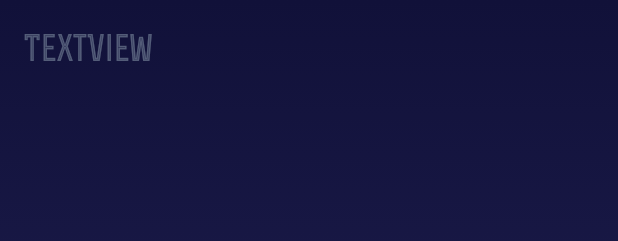
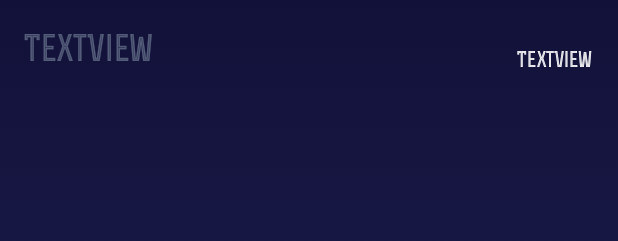
Before and after one commit to MariaForester/WhoWantsToBecomeLowLevelProgrammer, an Android app: the layout activity_local_game_play_mode.xml on its own in the app's theme, with its tools: preview values and no code run, on a phone screen of 412 x 824 dp. Shown: the top 241 px of the screen. Run offline under Robolectric (Android 15) with nearby library versions, the phone set to English and light mode, and no system bars.

Commit message:
Local game's timer is in progress

```diff
--- a/app/src/main/java/com/lowlevelprog/lowlevelprogrammer/LocalGamePlayMode.java
+++ b/app/src/main/java/com/lowlevelprog/lowlevelprogrammer/LocalGamePlayMode.java
@@ -8,6 +8,7 @@ import androidx.constraintlayout.widget.ConstraintLayout;
 import androidx.appcompat.app.AlertDialog;
 import androidx.appcompat.app.AppCompatActivity;
 import android.os.Bundle;
+import android.os.CountDownTimer;
 import android.view.View;
 import android.widget.Button;
 import android.widget.RadioButton;
@@ -81,6 +82,19 @@ public class LocalGamePlayMode extends AppCompatActivity {
         question = listForRandomChoices1.get(0);
         setNumber = 0;
         setUp(question, setNumber);
+        textViewer = findViewById(R.id.local_game_play_mode_counter);
+
+        new CountDownTimer(30000, 1000) {
+
+            public void onTick(long l) {
+                textViewer.setText(String.valueOf(l/ 1000));
+            }
+
+            public void onFinish() {
+                textViewer.setText("-");
+                finish();
+            }
+        }.start();
 
     }
 
@@ -89,6 +103,18 @@ public class LocalGamePlayMode extends AppCompatActivity {
         int radioID = radioGroup.getCheckedRadioButtonId();
         answer = findViewById(radioID);
 
+        textViewer = findViewById(R.id.local_game_play_mode_counter);
+        new CountDownTimer(35000, 1000) {
+
+            public void onTick(long l) {
+                textViewer.setText(String.valueOf(l/ 1000));
+            }
+
+            public void onFinish() {
+                textViewer.setText("Time is over:(");
+                startActivity(new Intent(LocalGamePlayMode.this, FailedGame.class));
+            }
+        }.start();
 
         if (query.checkAnswer(question, answer.getText().toString(), setNumber)) {
             score = query.calculateAnswer(setNumber, score);
--- a/app/src/main/res/layout/activity_local_game_play_mode.xml
+++ b/app/src/main/res/layout/activity_local_game_play_mode.xml
@@ -163,4 +163,21 @@
         app:layout_constraintTop_toTopOf="parent"
         app:layout_constraintVertical_bias="0.011" />
 
+    <TextView
+        android:id="@+id/local_game_play_mode_counter"
+        android:layout_width="51dp"
+        android:layout_height="37dp"
+        android:layout_marginStart="8dp"
+        android:layout_marginEnd="8dp"
+        android:layout_marginBottom="8dp"
+        android:text="TextView"
+        android:textColor="@color/textColor"
+        app:fontFamily="@font/rex_bold_inline"
+        app:layout_constraintBottom_toBottomOf="parent"
+        app:layout_constraintEnd_toEndOf="parent"
+        app:layout_constraintHorizontal_bias="0.976"
+        app:layout_constraintStart_toStartOf="parent"
+        app:layout_constraintTop_toTopOf="parent"
+        app:layout_constraintVertical_bias="0.039" />
+
 </androidx.constraintlayout.widget.ConstraintLayout>
```
